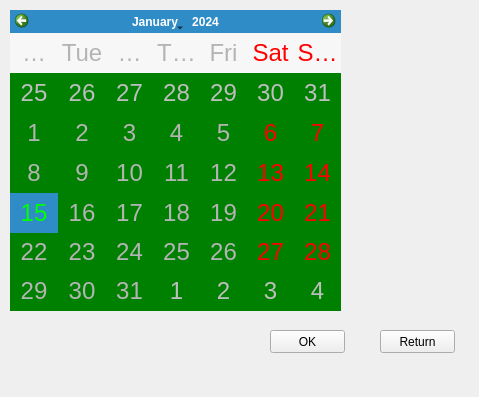
Rolkarolka/Comcalen, file Comcalen/ShiftTable.ui: the form before one commit.
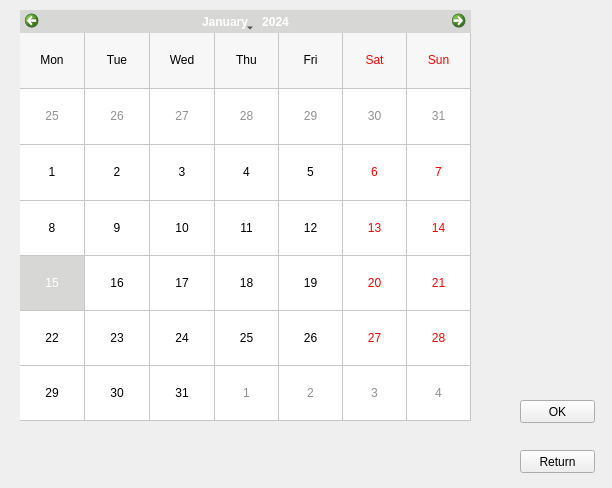
The form after the commit. Icons and pictures are not drawn.

Commit message: shift calendar pokolorowany

Diff of the .ui file:
```diff
--- a/Comcalen/ShiftTable.ui
+++ b/Comcalen/ShiftTable.ui
@@ -6,10 +6,182 @@
    <rect>
     <x>0</x>
     <y>0</y>
-    <width>479</width>
-    <height>397</height>
+    <width>612</width>
+    <height>488</height>
    </rect>
   </property>
+  <property name="palette">
+   <palette>
+    <active>
+     <colorrole role="WindowText">
+      <brush brushstyle="SolidPattern">
+       <color alpha="255">
+        <red>0</red>
+        <green>0</green>
+        <blue>0</blue>
+       </color>
+      </brush>
+     </colorrole>
+     <colorrole role="Dark">
+      <brush brushstyle="SolidPattern">
+       <color alpha="255">
+        <red>145</red>
+        <green>145</green>
+        <blue>145</blue>
+       </color>
+      </brush>
+     </colorrole>
+     <colorrole role="Text">
+      <brush brushstyle="SolidPattern">
+       <color alpha="255">
+        <red>0</red>
+        <green>0</green>
+        <blue>0</blue>
+       </color>
+      </brush>
+     </colorrole>
+     <colorrole role="ButtonText">
+      <brush brushstyle="SolidPattern">
+       <color alpha="255">
+        <red>0</red>
+        <green>0</green>
+        <blue>0</blue>
+       </color>
+      </brush>
+     </colorrole>
+     <colorrole role="Highlight">
+      <brush brushstyle="SolidPattern">
+       <color alpha="255">
+        <red>215</red>
+        <green>215</green>
+        <blue>213</blue>
+       </color>
+      </brush>
+     </colorrole>
+     <colorrole role="PlaceholderText">
+      <brush brushstyle="SolidPattern">
+       <color alpha="128">
+        <red>0</red>
+        <green>0</green>
+        <blue>0</blue>
+       </color>
+      </brush>
+     </colorrole>
+    </active>
+    <inactive>
+     <colorrole role="WindowText">
+      <brush brushstyle="SolidPattern">
+       <color alpha="255">
+        <red>0</red>
+        <green>0</green>
+        <blue>0</blue>
+       </color>
+      </brush>
+     </colorrole>
+     <colorrole role="Dark">
+      <brush brushstyle="SolidPattern">
+       <color alpha="255">
+        <red>145</red>
+        <green>145</green>
+        <blue>145</blue>
+       </color>
+      </brush>
+     </colorrole>
+     <colorrole role="Text">
+      <brush brushstyle="SolidPattern">
+       <color alpha="255">
+        <red>0</red>
+        <green>0</green>
+        <blue>0</blue>
+       </color>
+      </brush>
+     </colorrole>
+     <colorrole role="ButtonText">
+      <brush brushstyle="SolidPattern">
+       <color alpha="255">
+        <red>0</red>
+        <green>0</green>
+        <blue>0</blue>
+       </color>
+      </brush>
+     </colorrole>
+     <colorrole role="Highlight">
+      <brush brushstyle="SolidPattern">
+       <color alpha="255">
+        <red>215</red>
+        <green>215</green>
+        <blue>213</blue>
+       </color>
+      </brush>
+     </colorrole>
+     <colorrole role="PlaceholderText">
+      <brush brushstyle="SolidPattern">
+       <color alpha="128">
+        <red>0</red>
+        <green>0</green>
+        <blue>0</blue>
+       </color>
+      </brush>
+     </colorrole>
+    </inactive>
+    <disabled>
+     <colorrole role="WindowText">
+      <brush brushstyle="SolidPattern">
+       <color alpha="255">
+        <red>145</red>
+        <green>145</green>
+        <blue>145</blue>
+       </color>
+      </brush>
+     </colorrole>
+     <colorrole role="Dark">
+      <brush brushstyle="SolidPattern">
+       <color alpha="255">
+        <red>145</red>
+        <green>145</green>
+        <blue>145</blue>
+       </color>
+      </brush>
+     </colorrole>
+     <colorrole role="Text">
+      <brush brushstyle="SolidPattern">
+       <color alpha="255">
+        <red>145</red>
+        <green>145</green>
+        <blue>145</blue>
+       </color>
+      </brush>
+     </colorrole>
+     <colorrole role="ButtonText">
+      <brush brushstyle="SolidPattern">
+       <color alpha="255">
+        <red>145</red>
+        <green>145</green>
+        <blue>145</blue>
+       </color>
+      </brush>
+     </colorrole>
+     <colorrole role="Highlight">
+      <brush brushstyle="SolidPattern">
+       <color alpha="255">
+        <red>0</red>
+        <green>120</green>
+        <blue>215</blue>
+       </color>
+      </brush>
+     </colorrole>
+     <colorrole role="PlaceholderText">
+      <brush brushstyle="SolidPattern">
+       <color alpha="128">
+        <red>0</red>
+        <green>0</green>
+        <blue>0</blue>
+       </color>
+      </brush>
+     </colorrole>
+    </disabled>
+   </palette>
+  </property>
   <property name="windowTitle">
    <string>ShiftTable</string>
   </property>
@@ -19,8 +191,8 @@
   <widget class="QPushButton" name="return_menu">
    <property name="geometry">
     <rect>
-     <x>380</x>
-     <y>330</y>
+     <x>520</x>
+     <y>450</y>
      <width>75</width>
      <height>23</height>
     </rect>
@@ -29,86 +201,175 @@
     <string>Return</string>
    </property>
   </widget>
-  <widget class="QCalendarWidget" name="calendar_employee">
+  <widget class="QPushButton" name="ok_button">
    <property name="geometry">
     <rect>
-     <x>10</x>
+     <x>520</x>
+     <y>400</y>
+     <width>75</width>
+     <height>23</height>
+    </rect>
+   </property>
+   <property name="text">
+    <string>OK</string>
+   </property>
+  </widget>
+  <widget class="QLabel" name="label_taken">
+   <property name="geometry">
+    <rect>
+     <x>500</x>
+     <y>160</y>
+     <width>81</width>
+     <height>81</height>
+    </rect>
+   </property>
+   <property name="text">
+    <string/>
+   </property>
+  </widget>
+  <widget class="QCalendarWidget" name="calendar_shift">
+   <property name="geometry">
+    <rect>
+     <x>20</x>
      <y>10</y>
-     <width>331</width>
-     <height>301</height>
+     <width>451</width>
+     <height>411</height>
     </rect>
    </property>
+   <property name="palette">
+    <palette>
+     <active>
+      <colorrole role="Mid">
+       <brush brushstyle="SolidPattern">
+        <color alpha="255">
+         <red>116</red>
+         <green>116</green>
+         <blue>116</blue>
+        </color>
+       </brush>
+      </colorrole>
+      <colorrole role="Highlight">
+       <brush brushstyle="SolidPattern">
+        <color alpha="255">
+         <red>215</red>
+         <green>215</green>
+         <blue>213</blue>
+        </color>
+       </brush>
+      </colorrole>
+      <colorrole role="Link">
+       <brush brushstyle="SolidPattern">
+        <color alpha="255">
+         <red>163</red>
+         <green>165</green>
+         <blue>161</blue>
+        </color>
+       </brush>
+      </colorrole>
+      <colorrole role="LinkVisited">
+       <brush brushstyle="SolidPattern">
+        <color alpha="255">
+         <red>170</red>
+         <green>171</green>
+         <blue>166</blue>
+        </color>
+       </brush>
+      </colorrole>
+     </active>
+     <inactive>
+      <colorrole role="Mid">
+       <brush brushstyle="SolidPattern">
+        <color alpha="255">
+         <red>116</red>
+         <green>116</green>
+         <blue>116</blue>
+        </color>
+       </brush>
+      </colorrole>
+      <colorrole role="Highlight">
+       <brush brushstyle="SolidPattern">
+        <color alpha="255">
+         <red>215</red>
+         <green>215</green>
+         <blue>213</blue>
+        </color>
+       </brush>
+      </colorrole>
+      <colorrole role="Link">
+       <brush brushstyle="SolidPattern">
+        <color alpha="255">
+         <red>163</red>
+         <green>165</green>
+         <blue>161</blue>
+        </color>
+       </brush>
+      </colorrole>
+      <colorrole role="LinkVisited">
+       <brush brushstyle="SolidPattern">
+        <color alpha="255">
+         <red>170</red>
+         <green>171</green>
+         <blue>166</blue>
+        </color>
+       </brush>
+      </colorrole>
+     </inactive>
+     <disabled>
+      <colorrole role="Mid">
+       <brush brushstyle="SolidPattern">
+        <color alpha="255">
+         <red>116</red>
+         <green>116</green>
+         <blue>116</blue>
+        </color>
+       </brush>
+      </colorrole>
+      <colorrole role="Highlight">
+       <brush brushstyle="SolidPattern">
+        <color alpha="255">
+         <red>190</red>
+         <green>185</green>
+         <blue>184</blue>
+        </color>
+       </brush>
+      </colorrole>
+      <colorrole role="Link">
+       <brush brushstyle="SolidPattern">
+        <color alpha="255">
+         <red>163</red>
+         <green>165</green>
+         <blue>161</blue>
+        </color>
+       </brush>
+      </colorrole>
+      <colorrole role="LinkVisited">
+       <brush brushstyle="SolidPattern">
+        <color alpha="255">
+         <red>170</red>
+         <green>171</green>
+         <blue>166</blue>
+        </color>
+       </brush>
+      </colorrole>
+     </disabled>
+    </palette>
+   </property>
+   <property name="contextMenuPolicy">
+    <enum>Qt::DefaultContextMenu</enum>
+   </property>
+   <property name="layoutDirection">
+    <enum>Qt::LeftToRight</enum>
+   </property>
    <property name="styleSheet">
-    <string notr="true">QCalendarWidget QAbstractItemView:enabled 
-{
-	font-size:24px;  
-	color: rgb(180, 180, 180);  
-	background-color: green;  // here background-color is changed !!!
-	selection-background-color: rgb(64, 64, 64); 
-	selection-color: rgb(0, 255, 0); 
-}
-QFrame{background:url(:/Comcalen/background.jpg)}</string>
+    <string notr="true"/>
+   </property>
+   <property name="gridVisible">
+    <bool>true</bool>
    </property>
    <property name="verticalHeaderFormat">
     <enum>QCalendarWidget::NoVerticalHeader</enum>
    </property>
   </widget>
-  <widget class="QLabel" name="label_day">
-   <property name="geometry">
-    <rect>
-     <x>360</x>
-     <y>20</y>
-     <width>101</width>
-     <height>51</height>
-    </rect>
-   </property>
-   <property name="font">
-    <font>
-     <family>Copperplate Gothic Bold</family>
-     <pointsize>9</pointsize>
-    </font>
-   </property>
-   <property name="layoutDirection">
-    <enum>Qt::LeftToRight</enum>
-   </property>
-   <property name="text">
-    <string/>
-   </property>
-   <property name="alignment">
-    <set>Qt::AlignLeading|Qt::AlignLeft|Qt::AlignTop</set>
-   </property>
-  </widget>
-  <widget class="QPushButton" name="ok_button">
-   <property name="geometry">
-    <rect>
-     <x>270</x>
-     <y>330</y>
-     <width>75</width>
-     <height>23</height>
-    </rect>
-   </property>
-   <property name="text">
-    <string>OK</string>
-   </property>
-  </widget>
-  <widget class="QLabel" name="label_taken">
-   <property name="geometry">
-    <rect>
-     <x>360</x>
-     <y>80</y>
-     <width>101</width>
-     <height>41</height>
-    </rect>
-   </property>
-   <property name="font">
-    <font>
-     <family>Copperplate Gothic Bold</family>
-    </font>
-   </property>
-   <property name="text">
-    <string/>
-   </property>
-  </widget>
  </widget>
  <layoutdefault spacing="6" margin="11"/>
  <resources/>
```
Left out of the diff: 19 changed lines with no effect on the pictures. The commit also changes 6 other files.
